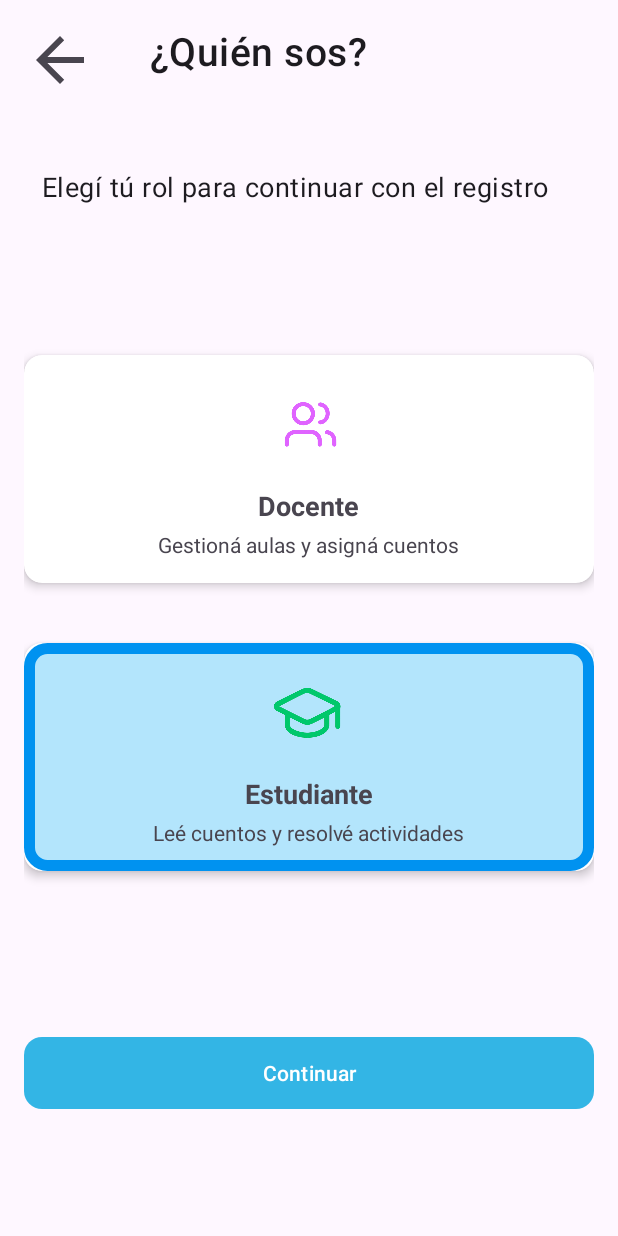
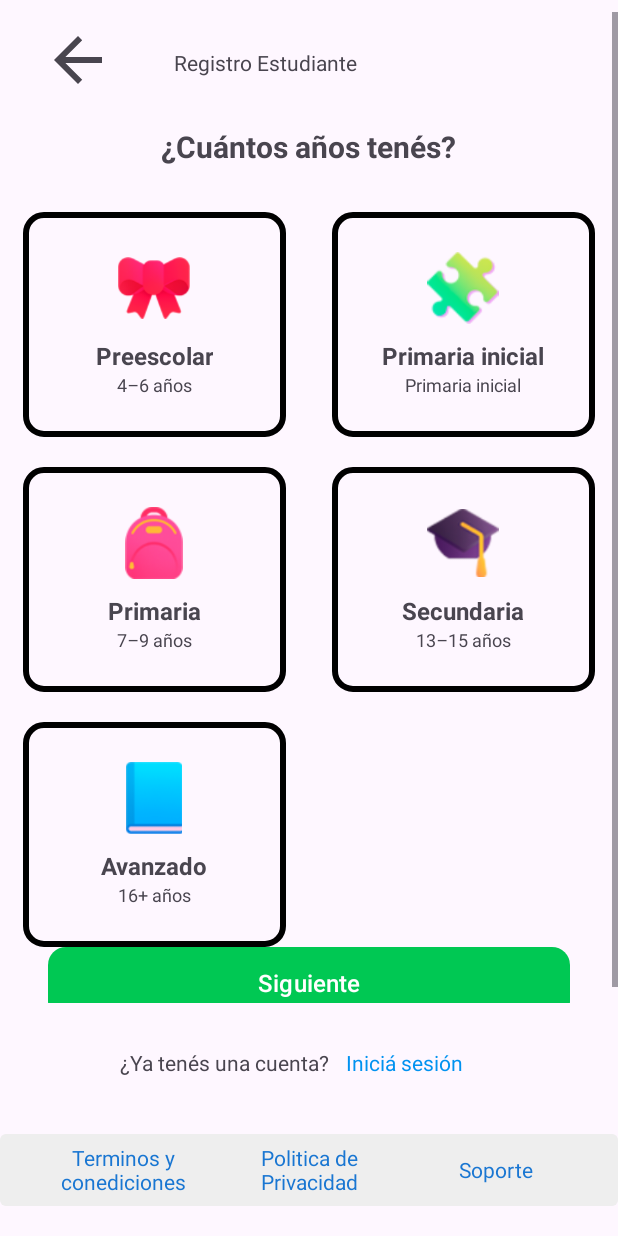
Before and after one commit to Kerooo0/lectana-app-mobile, an Android app: the registro_pregunta screen opened directly, with no data from a screen before it, after a tap on "Continuar", on a phone screen of 412 x 824 dp. Run offline under Robolectric (Android 15) with nearby library versions, the phone set to English and light mode, and no system bars; 3 other taps on this screen came first.

Commit message:
Rango de edades para registrar el alumno

```diff
--- a/app/src/main/java/com/example/lectana/Login.java
+++ b/app/src/main/java/com/example/lectana/Login.java
@@ -7,6 +7,8 @@ import android.widget.TextView;
 
 import androidx.activity.EdgeToEdge;
 import androidx.appcompat.app.AppCompatActivity;
+
+import com.example.lectana.registro.registro_pregunta;
 
 public class Login extends AppCompatActivity {
 
--- /dev/null
+++ b/app/src/main/java/com/example/lectana/registro/RegistroActivity.java
@@ -0,0 +1,55 @@
+package com.example.lectana.registro;
+
+import android.content.Intent;
+import android.os.Bundle;
+import android.view.View;
+import android.widget.TextView;
+
+import androidx.activity.EdgeToEdge;
+import androidx.appcompat.app.AppCompatActivity;
+import androidx.core.graphics.Insets;
+import androidx.core.view.ViewCompat;
+import androidx.core.view.WindowInsetsCompat;
+
+import com.example.lectana.Login;
+import com.example.lectana.R;
+import com.example.lectana.centro_ayuda;
+import com.example.lectana.registro.alumno.EdadAlumnoFragment;
+
+public class RegistroActivity extends AppCompatActivity {
+
+    TextView volverLogin, soporte;
+
+    @Override
+    protected void onCreate(Bundle savedInstanceState) {
+        super.onCreate(savedInstanceState);
+        EdgeToEdge.enable(this);
+        setContentView(R.layout.activity_registro);
+
+        volverLogin = findViewById(R.id.IniciarSesionRegistro);
+        soporte = findViewById(R.id.soporteRegistro);
+
+        volverLogin.setOnClickListener(new View.OnClickListener() {
+            @Override
+            public void onClick(View view) {
+                Intent intent = new Intent(RegistroActivity.this, Login.class);
+                startActivity(intent);
+            }
+        });
+
+        soporte.setOnClickListener(new View.OnClickListener() {
+            @Override
+            public void onClick(View view) {
+                Intent intent = new Intent(RegistroActivity.this, centro_ayuda.class);
+                startActivity(intent);
+            }
+        });
+
+        if (savedInstanceState == null) {
+            getSupportFragmentManager().beginTransaction()
+                    .replace(R.id.frameLayout, new EdadAlumnoFragment())
+                    .commit();
+        }
+
+    }
+}
--- /dev/null
+++ b/app/src/main/java/com/example/lectana/registro/alumno/EdadAlumnoFragment.java
@@ -0,0 +1,123 @@
+package com.example.lectana.registro.alumno;
+
+import android.content.Intent;
+import android.os.Bundle;
+
+import androidx.fragment.app.Fragment;
+
+import android.util.Log;
+import android.view.LayoutInflater;
+import android.view.View;
+import android.view.ViewGroup;
+import android.widget.Button;
+import android.widget.ImageView;
+import android.widget.TextView;
+import android.widget.Toast;
+
+import com.example.lectana.R;
+import com.example.lectana.registro.registro_pregunta;
+
+
+public class EdadAlumnoFragment extends Fragment {
+
+    private String seleccionadaNombre = "";
+    private final int[] opcionIds = {R.id.preescolar, R.id.primariaInicial, R.id.primaria, R.id.secundaria, R.id.avanzado};
+    private final int[] ids = {R.id.preescolar, R.id.primariaInicial, R.id.primaria, R.id.secundaria, R.id.avanzado};
+    public EdadAlumnoFragment() {
+
+    }
+
+
+
+    @Override
+    public View onCreateView(LayoutInflater inflater, ViewGroup container,
+                             Bundle savedInstanceState) {
+
+        View view = inflater.inflate(R.layout.fragment_edades_alumno, container, false);
+
+        ImageView flechaVolver = view.findViewById(R.id.flechaVolverRegistro);
+
+        Button siguiente = view.findViewById(R.id.boton_registrarse);
+
+        crearCards(view);
+
+        for (int id : ids) {
+            View opcion = view.findViewById(id);
+            opcion.setOnClickListener(new View.OnClickListener() {
+                @Override
+                public void onClick(View view) {
+                    cambioEstado(opcion);
+                }
+
+            });
+        }
+
+
+        flechaVolver.setOnClickListener(new View.OnClickListener() {
+            @Override
+            public void onClick(View view) {
+                Intent intent = new Intent(getActivity(), registro_pregunta.class);
+                startActivity(intent);
+
+            }
+        });
+
+        siguiente.setOnClickListener(new View.OnClickListener() {
+            @Override
+            public void onClick(View view) {
+
+                if (seleccionadaNombre.equalsIgnoreCase("")){
+                    Toast.makeText(getContext(), "Debes seleccionar una opción", Toast.LENGTH_SHORT).show();
+                    // Intent intent = new Intent(getActivity(), registro_pregunta.class);
+                    // startActivity(intent);
+                } else {
+                    Toast.makeText(getContext(), "Vas hacia la siguiente pantalla "+seleccionadaNombre, Toast.LENGTH_SHORT).show();
+
+                }
+
+
+            }
+        });
+
+
+        return view;
+    }
+
+
+    private void  crearCards(View view){
+
+
+        int[] iconos = {R.drawable.monio, R.drawable.rompe_cabezas, R.drawable.mochila, R.drawable.sombrero, R.drawable.libro};
+        int[] textos = {R.string.preescolar, R.string.primariaInicial, R.string.primaria, R.string.secundaria, R.string.avanzado};
+        int[] edades = {R.string.edadPreescolar, R.string.primariaInicial, R.string.edadPrimaria, R.string.edadSecundaria, R.string.edadAvanzado};
+
+        for (int i = 0; i < opcionIds.length; i++) {
+            View opcion = view.findViewById(opcionIds[i]);
+            ((ImageView) opcion.findViewById(R.id.opcion_icon)).setImageResource(iconos[i]);
+            ((TextView) opcion.findViewById(R.id.opcion_text)).setText(getString(textos[i]));
+            ((TextView) opcion.findViewById(R.id.opcion_edad)).setText(getString(edades[i]));
+        }
+
+
+    }
+
+    private void cambioEstado(View opcion){
+
+        seleccionadaNombre = "";
+
+        for (int id : ids) {
+            View v = getView().findViewById(id);
+            v.setSelected(false);
+            v.animate().scaleY(1f).setDuration(200).start();
+        }
+
+        opcion.animate().scaleY(1.13f).setDuration(200).start();
+        opcion.setSelected(true);
+        seleccionadaNombre = opcion.getResources().getResourceEntryName(opcion.getId());
+        Log.d("Seleccion", "Seleccionada Nombre: " + seleccionadaNombre);
+
+
+
+    }
+
+}
--- a/app/src/main/java/com/example/lectana/registro/registro_activity.java
+++ /dev/null
@@ -1,25 +0,0 @@
-package com.example.lectana.registro;
-
-import android.os.Bundle;
-
-import androidx.activity.EdgeToEdge;
-import androidx.appcompat.app.AppCompatActivity;
-import androidx.core.graphics.Insets;
-import androidx.core.view.ViewCompat;
-import androidx.core.view.WindowInsetsCompat;
-import com.example.lectana.R;
-
-public class registro_activity extends AppCompatActivity {
-
-    @Override
-    protected void onCreate(Bundle savedInstanceState) {
-        super.onCreate(savedInstanceState);
-        EdgeToEdge.enable(this);
-        setContentView(R.layout.activity_registro);
-        ViewCompat.setOnApplyWindowInsetsListener(findViewById(R.id.main), (v, insets) -> {
-            Insets systemBars = insets.getInsets(WindowInsetsCompat.Type.systemBars());
-            v.setPadding(systemBars.left, systemBars.top, systemBars.right, systemBars.bottom);
-            return insets;
-        });
-    }
-}
--- a/app/src/main/java/com/example/lectana/registro_pregunta.java
+++ b/app/src/main/java/com/example/lectana/registro/registro_pregunta.java
@@ -1,4 +1,4 @@
-package com.example.lectana;
+package com.example.lectana.registro;
 
 import android.content.Intent;
 import android.os.Bundle;
@@ -11,8 +11,15 @@ import androidx.activity.EdgeToEdge;
 import androidx.appcompat.app.AppCompatActivity;
 import androidx.cardview.widget.CardView;
 
+import com.example.lectana.Login;
+import com.example.lectana.R;
+
+
 
 public class registro_pregunta extends AppCompatActivity {
+
+
+
 
     String opcionSeleccionada = null;
     CardView cardDocente, cardAlumno;
@@ -30,6 +37,14 @@ public class registro_pregunta extends AppCompatActivity {
         cardAlumno = findViewById(R.id.cardAlumno);
         volver = findViewById(R.id.flechaRegistro);
         btnContinuar = findViewById(R.id.btnOpcionRegistro);
+
+        if (savedInstanceState != null) {
+            opcionSeleccionada = savedInstanceState.getString("opcionSeleccionada");
+            if (opcionSeleccionada != null) {
+                cambioEstado(opcionSeleccionada);
+            }
+        }
+
 
         cardDocente.setOnClickListener(new View.OnClickListener() {
             @Override
@@ -107,7 +122,9 @@ public class registro_pregunta extends AppCompatActivity {
 
             } else {
 
-                Toast.makeText(registro_pregunta.this, "Vas hacia registro alumno", Toast.LENGTH_SHORT).show();
+                Intent intent = new Intent(registro_pregunta.this, RegistroActivity.class);
+
+                startActivity(intent);
 
             }
 
@@ -124,5 +141,11 @@ public class registro_pregunta extends AppCompatActivity {
     }
 
 
+    @Override
+    protected void onSaveInstanceState(Bundle outState) {
+        super.onSaveInstanceState(outState);
+        outState.putString("opcionSeleccionada", opcionSeleccionada);
+    }
+
 
 }
--- a/app/src/main/res/layout/activity_registro.xml
+++ b/app/src/main/res/layout/activity_registro.xml
@@ -1,11 +1,43 @@
 <?xml version="1.0" encoding="utf-8"?>
-<androidx.constraintlayout.widget.ConstraintLayout
-    xmlns:android="http://schemas.android.com/apk/res/android"
+<androidx.constraintlayout.widget.ConstraintLayout xmlns:android="http://schemas.android.com/apk/res/android"
+    xmlns:app="http://schemas.android.com/apk/res-auto"
     xmlns:tools="http://schemas.android.com/tools"
-    xmlns:app="http://schemas.android.com/apk/res-auto"
     android:id="@+id/main"
     android:layout_width="match_parent"
-    android:layout_height="match_parent"
-    tools:context=".registro.registro_activity">
+    android:layout_height="match_parent">
 
-  </androidx.constraintlayout.widget.ConstraintLayout>
+
+    <FrameLayout
+        android:id="@+id/frameLayout"
+        android:layout_width="0dp"
+        android:layout_height="0dp"
+        android:layout_marginTop="8dp"
+        app:layout_constraintTop_toTopOf="parent"
+        app:layout_constraintBottom_toTopOf="@+id/footer"
+        app:layout_constraintStart_toStartOf="parent"
+        app:layout_constraintEnd_toEndOf="parent" />
+
+    <LinearLayout
+        android:id="@+id/contenedor_acciones"
+        android:layout_width="match_parent"
+        android:layout_height="wrap_content"
+        android:orientation="vertical"
+        app:layout_constraintBottom_toTopOf="@id/footer"
+        app:layout_constraintStart_toStartOf="parent"
+        app:layout_constraintEnd_toEndOf="parent"/>
+
+    <include
+        android:id="@+id/footer"
+        layout="@layout/footer_registro"
+        android:layout_width="match_parent"
+        android:layout_height="wrap_content"
+        android:layout_marginTop="10dp"
+        android:layout_marginBottom="20dp"
+        app:layout_constraintTop_toBottomOf="@id/frameLayout"
+        app:layout_constraintStart_toStartOf="parent"
+        app:layout_constraintEnd_toEndOf="parent"
+        app:layout_constraintBottom_toBottomOf="parent"/>
+
+
+
+</androidx.constraintlayout.widget.ConstraintLayout>
--- a/app/src/main/res/layout/activity_registro_pregunta.xml
+++ b/app/src/main/res/layout/activity_registro_pregunta.xml
@@ -5,7 +5,7 @@
     android:layout_width="match_parent"
     android:layout_height="match_parent"
     android:padding="16dp"
-    tools:context=".registro_pregunta">
+    tools:context=".registro.registro_pregunta">
 
 
     <ImageView
--- a/app/src/main/res/layout/footer_registro.xml
+++ b/app/src/main/res/layout/footer_registro.xml
@@ -6,31 +6,15 @@
     android:layout_height="wrap_content">
 
 
-    <Button
-        android:id="@+id/boton_registrarse"
-        android:layout_width="match_parent"
-        android:layout_height="wrap_content"
-        android:layout_marginHorizontal="32dp"
-        android:background="@drawable/boton_verde"
-        android:text="@string/btn_registro"
-        android:textColor="@color/white"
-        android:textSize="16sp"
-        app:backgroundTint="@null"
-        app:layout_constraintBottom_toBottomOf="parent"
-        app:layout_constraintEnd_toEndOf="parent"
-        app:layout_constraintStart_toStartOf="parent"
-        app:layout_constraintTop_toTopOf="parent"
-        app:layout_constraintVertical_bias="0.133" />
-
     <TextView
         android:id="@+id/textoTenesCuenta"
         android:layout_width="wrap_content"
         android:layout_height="wrap_content"
         android:layout_marginStart="80dp"
-        android:layout_marginTop="44dp"
+        android:layout_marginTop="20dp"
         android:text="@string/preguntaRegistro"
         app:layout_constraintStart_toStartOf="parent"
-        app:layout_constraintTop_toBottomOf="@+id/boton_registrarse" />
+        app:layout_constraintTop_toTopOf="parent" />
 
     <TextView
         android:id="@+id/IniciarSesionRegistro"
--- /dev/null
+++ b/app/src/main/res/layout/fragment_edades_alumno.xml
@@ -0,0 +1,121 @@
+<?xml version="1.0" encoding="utf-8"?>
+<ScrollView
+    xmlns:android="http://schemas.android.com/apk/res/android"
+    xmlns:app="http://schemas.android.com/apk/res-auto"
+    xmlns:tools="http://schemas.android.com/tools"
+    android:layout_width="match_parent"
+    android:layout_height="match_parent"
+    android:fillViewport="true"
+    tools:layout_editor_absoluteX="1dp"
+    tools:layout_editor_absoluteY="1dp"
+    >
+
+    <androidx.constraintlayout.widget.ConstraintLayout
+        android:layout_width="match_parent"
+        android:layout_height="wrap_content"
+        tools:context=".registro.alumno.EdadAlumnoFragment">
+
+        <include
+            layout="@layout/header_registro"
+            android:id="@+id/header"
+            android:layout_width="match_parent"
+            android:layout_height="wrap_content"
+            app:layout_constraintTop_toTopOf="parent"/>
+
+        <TextView
+            android:id="@+id/tituloPregunta"
+            android:layout_width="wrap_content"
+            android:layout_height="wrap_content"
+            android:layout_marginTop="76dp"
+            android:text="@string/pregunta_edad_alumno"
+            android:textSize="20sp"
+            android:textStyle="bold"
+            app:layout_constraintEnd_toEndOf="parent"
+            app:layout_constraintHorizontal_bias="0.497"
+            app:layout_constraintStart_toStartOf="parent"
+            app:layout_constraintTop_toTopOf="parent" />
+
+        <include
+            android:id="@+id/preescolar"
+            layout="@layout/item_opcion_alumno"
+            android:layout_width="0dp"
+            android:layout_marginTop="30dp"
+            android:layout_height="150dp"
+            android:layout_marginStart="15dp"
+            android:layout_marginEnd="15dp"
+            app:layout_constraintEnd_toStartOf="@id/primariaInicial"
+            app:layout_constraintHorizontal_chainStyle="spread"
+            app:layout_constraintStart_toStartOf="parent"
+            app:layout_constraintTop_toBottomOf="@id/tituloPregunta" />
+
+
+        <include
+            android:id="@+id/primariaInicial"
+            layout="@layout/item_opcion_alumno"
+            android:layout_width="0dp"
+            android:layout_height="150dp"
+            android:layout_marginStart="15dp"
+            android:layout_marginEnd="15dp"
+            app:layout_constraintTop_toBottomOf="@id/tituloPregunta"
+            app:layout_constraintTop_toTopOf="@id/preescolar"
+            app:layout_constraintStart_toEndOf="@id/preescolar"
+            app:layout_constraintEnd_toEndOf="parent" />
+
+
+        <include
+            android:id="@+id/primaria"
+            layout="@layout/item_opcion_alumno"
+            android:layout_width="0dp"
+            android:layout_height="150dp"
+            android:layout_marginTop="20dp"
+            android:layout_marginStart="15dp"
+            android:layout_marginEnd="15dp"
+            app:layout_constraintTop_toBottomOf="@id/preescolar"
+            app:layout_constraintStart_toStartOf="parent"
+            app:layout_constraintEnd_toStartOf="@id/secundaria"
+            app:layout_constraintHorizontal_chainStyle="spread" />
+
+
+        <include
+            android:id="@+id/secundaria"
+            layout="@layout/item_opcion_alumno"
+            android:layout_width="0dp"
+            android:layout_height="150dp"
+            android:layout_marginStart="15dp"
+            android:layout_marginEnd="15dp"
+            app:layout_constraintTop_toTopOf="@id/primaria"
+            app:layout_constraintStart_toEndOf="@id/primaria"
+            app:layout_constraintEnd_toEndOf="parent" />
+
+
+        <include
+            android:id="@+id/avanzado"
+            layout="@layout/item_opcion_alumno"
+            android:layout_width="0dp"
+            android:layout_height="150dp"
+            android:layout_marginTop="20dp"
+            app:layout_constraintTop_toBottomOf="@id/primaria"
+            app:layout_constraintStart_toStartOf="@id/primaria"
+            app:layout_constraintEnd_toEndOf="@id/primaria"
+            />
+
+
+        <Button
+            android:id="@+id/boton_registrarse"
+            android:layout_width="match_parent"
+            android:layout_height="wrap_content"
+            android:layout_marginHorizontal="32dp"
+            android:background="@drawable/boton_verde"
+            android:text="@string/btn_registro"
+            android:textColor="@color/white"
+            android:textSize="16sp"
+            app:backgroundTint="@null"
+            app:layout_constraintBottom_toBottomOf="parent"
+            app:layout_constraintEnd_toEndOf="parent"
+            app:layout_constraintStart_toStartOf="parent"
+            app:layout_constraintTop_toBottomOf="@+id/avanzado"
+            app:layout_constraintVertical_bias="0.964" />
+
+    </androidx.constraintlayout.widget.ConstraintLayout>
+
+</ScrollView>
--- /dev/null
+++ b/app/src/main/res/layout/header_registro.xml
@@ -0,0 +1,32 @@
+<?xml version="1.0" encoding="utf-8"?>
+<androidx.constraintlayout.widget.ConstraintLayout xmlns:android="http://schemas.android.com/apk/res/android"
+    xmlns:app="http://schemas.android.com/apk/res-auto"
+    xmlns:tools="http://schemas.android.com/tools"
+    android:layout_width="match_parent"
+    android:layout_height="match_parent">
+
+    <ImageView
+        android:id="@+id/flechaVolverRegistro"
+        android:layout_width="48dp"
+        android:layout_height="48dp"
+        android:layout_marginStart="28dp"
+        android:layout_marginTop="8dp"
+        android:clickable="true"
+        android:contentDescription="@string/flechaVolver"
+        android:focusable="true"
+        app:srcCompat="?attr/homeAsUpIndicator"
+        app:layout_constraintStart_toStartOf="parent"
+        app:layout_constraintTop_toTopOf="parent" />
+
+
+    <TextView
+        android:id="@+id/textoRegistro"
+        android:layout_width="wrap_content"
+        android:layout_height="wrap_content"
+        android:layout_marginStart="40dp"
+        android:layout_marginTop="24dp"
+        android:text="@string/registoEstudiante"
+        app:layout_constraintStart_toEndOf="@+id/flechaVolverRegistro"
+        app:layout_constraintTop_toTopOf="parent" />
+
+</androidx.constraintlayout.widget.ConstraintLayout>
--- /dev/null
+++ b/app/src/main/res/layout/item_opcion_alumno.xml
@@ -0,0 +1,37 @@
+<?xml version="1.0" encoding="utf-8"?>
+
+<LinearLayout xmlns:android="http://schemas.android.com/apk/res/android"
+    android:layout_width="wrap_content"
+    android:layout_height="wrap_content"
+    android:layout_marginStart="15dp"
+    android:layout_marginEnd="15dp"
+    android:background="@drawable/card_seleccionada_registro_alumno"
+    android:gravity="center"
+    android:orientation="vertical"
+    android:padding="12dp"
+    android:clickable="true"
+    android:focusable="true">
+
+    <ImageView
+        android:id="@+id/opcion_icon"
+        android:layout_width="48dp"
+        android:layout_height="48dp"
+        android:layout_marginBottom="10dp"
+        android:contentDescription="@string/opcion_edad" />
+
+    <TextView
+        android:id="@+id/opcion_text"
+        android:layout_width="wrap_content"
+        android:layout_height="wrap_content"
+        android:textStyle="bold"
+        android:gravity="center"
+        android:textSize="16sp"/>
+
+    <TextView
+        android:id="@+id/opcion_edad"
+        android:layout_width="wrap_content"
+        android:layout_height="wrap_content"
+        android:gravity="center"
+        android:textSize="12sp"/>
+
+</LinearLayout>
--- a/app/src/main/res/values/strings.xml
+++ b/app/src/main/res/values/strings.xml
@@ -47,6 +47,29 @@
     <string name="soporte">Soporte</string>
     <string name="flechaVolver">Volver</string>
     <string name="btn_registro">Siguiente</string>
+    <!-- rango de edades alumnos -->
+
+    <string name="preescolar">Preescolar</string>
+    <string name="primaria">Primaria</string>
+    <string name="primariaInicial">Primaria inicial</string>
+    <string name="secundaria">Secundaria</string>
+    <string name="avanzado">Avanzado</string>
+
+    <string name="edadPreescolar">4–6 años</string>
+    <string name="edadPrimaria">7–9 años</string>
+    <string name="edadPrimariaInicial">10–12 años</string>
+    <string name="edadSecundaria">13–15 años</string>
+    <string name="edadAvanzado">16+ años</string>
+
+
+    <!-- Fragment registro alumno -->
+    <string name="pregunta_edad_alumno">¿Cuántos años tenés?</string>
+
+
+
+    <!-- item opciones del alumno -->
+    <string name="opcion_edad">rango de edad del alumno</string>
+
 
 
 </resources>
```
Also changed, not shown: app/src/main/AndroidManifest.xml (+7 -4 lines). Lines whose indentation alone changed are shown as unchanged.
